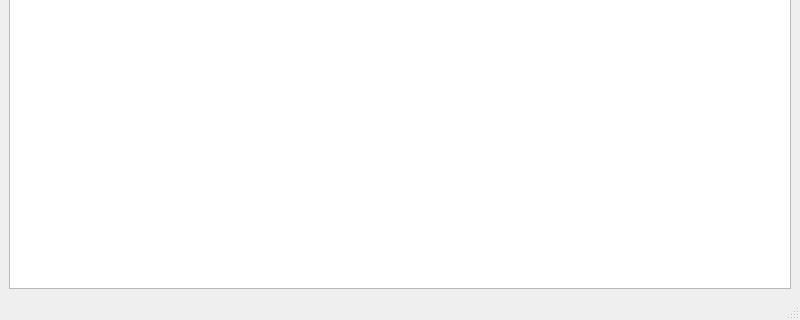
Above: form.ui from hongzhe12/love-table before the change; both pictures show x 0 to 800 and y 280 to 600 of the 800 by 600 pixel window. Below: the same form after it.
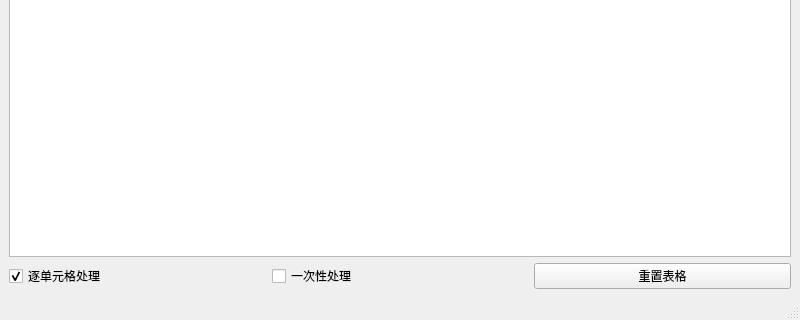
That is the form after the change.

Commit message: update:检查并安装缺少的依赖库、添加重置表格

```diff
--- a/form.ui
+++ b/form.ui
@@ -16,7 +16,51 @@
   <widget class="QWidget" name="centralwidget">
    <layout class="QGridLayout" name="gridLayout">
     <item row="0" column="0">
-     <widget class="QTableWidget" name="tableWidget"/>
+     <layout class="QVBoxLayout" name="verticalLayout">
+      <item>
+       <widget class="QTableWidget" name="tableWidget"/>
+      </item>
+      <item>
+       <layout class="QHBoxLayout" name="horizontalLayout">
+        <item>
+         <widget class="QCheckBox" name="checkBox">
+          <property name="minimumSize">
+           <size>
+            <width>111</width>
+            <height>19</height>
+           </size>
+          </property>
+          <property name="text">
+           <string>逐单元格处理</string>
+          </property>
+          <property name="checked">
+           <bool>true</bool>
+          </property>
+         </widget>
+        </item>
+        <item>
+         <widget class="QCheckBox" name="checkBox_2">
+          <property name="minimumSize">
+           <size>
+            <width>111</width>
+            <height>19</height>
+           </size>
+          </property>
+          <property name="text">
+           <string>一次性处理</string>
+          </property>
+         </widget>
+        </item>
+        <item>
+         <widget class="QPushButton" name="pushButton">
+          <property name="text">
+           <string>重置表格</string>
+          </property>
+         </widget>
+        </item>
+       </layout>
+      </item>
+     </layout>
     </item>
    </layout>
   </widget>
```
The commit also changes 2 other files.
